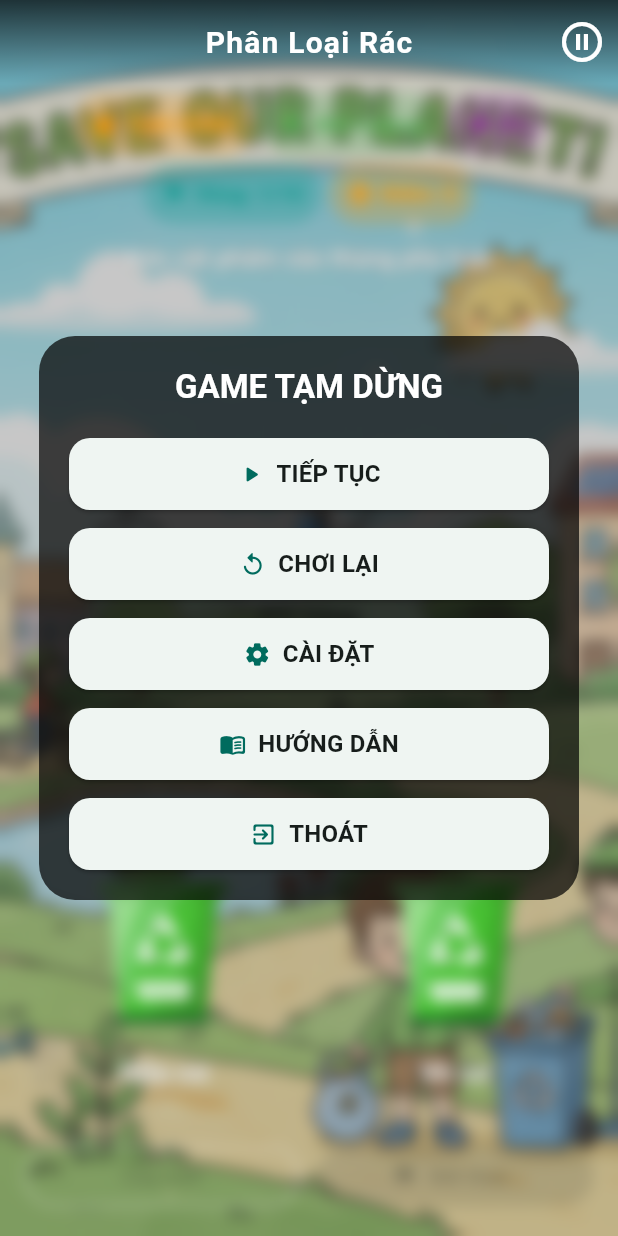
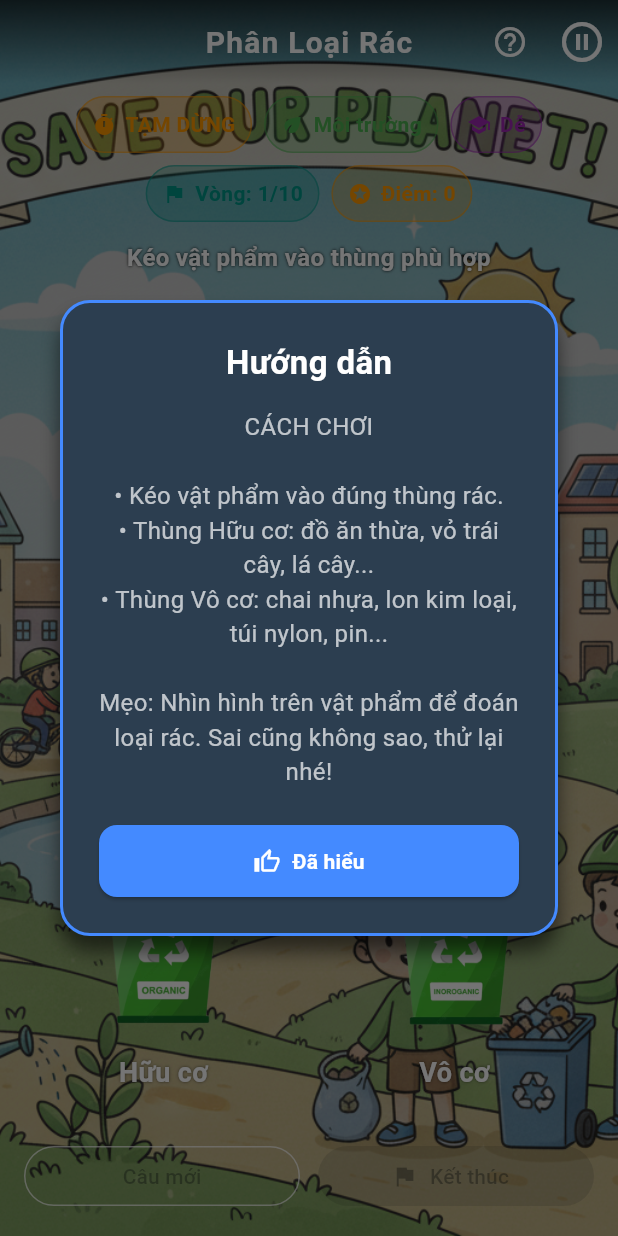
Before and after one commit to tuyen52/ung_dung_giao_duc, a Flutter app: the RecycleSortGameLauncher screen opened directly with empty values, after a tap on the "pause circle outline" icon, on a phone screen of 412 x 824 dp. Run offline on Flutter 3.47's test engine with Material 3 defaults, Android fonts, the phone set to English and light mode, and no system bars; our stand-ins replace audioplayers, firebase_auth, firebase_core, firebase_database, flutter_animate, google_fonts; accounts and stored records are empty.

Commit message:
cap nhat chuc nang huong dan chs game

```diff
--- a/lib/game/plant_care/widgets/plant_card.dart
+++ b/lib/game/plant_care/widgets/plant_card.dart
@@ -1,3 +1,4 @@
+// lib/game/plant_care/widgets/plant_card.dart
 import 'package:flutter/material.dart';
 import 'package:flutter_animate/flutter_animate.dart';
 
@@ -107,7 +108,7 @@ class PlantCard extends StatelessWidget {
                     _buildProgressBar('Nước',       plant.waterLevel,    _zoneColor(wz)),
                     _buildProgressBar('Ánh sáng',   plant.lightLevel,    _zoneColor(lz)),
                     _buildProgressBar('Dinh dưỡng', plant.nutrientLevel, _zoneColor(nz)),
-                    _buildProgressBar('Nở hoa',     plant.growthProgress.toDouble(), Colors.teal),
+                    _buildProgressBar('Tiến độ',    plant.growthProgress.toDouble(), Colors.teal), // đổi nhãn
                   ],
                 ),
                 if (plant.isCompleted)
--- a/lib/game/recycle_sort/recycle_sort_launcher.dart
+++ b/lib/game/recycle_sort/recycle_sort_launcher.dart
@@ -126,6 +126,7 @@ class _RecycleSortGameLauncherState extends State<RecycleSortGameLauncher> {
 
     return GameScreenWrapper(
       gameName: _gameName,
+      showHandbookOnStart: true, // ✅ TỰ ĐỘNG hiện hướng dẫn khi vào game
       onFinishAndExit: () {
         _playScreenKey.currentState?.finishGame();
       },
@@ -133,21 +134,25 @@ class _RecycleSortGameLauncherState extends State<RecycleSortGameLauncher> {
         _playScreenKey.currentState?.outToHome();
       },
       onRestart: _restartGame,
-      // CẬP NHẬT: Truyền nội dung Sổ tay
+
+      // Nội dung sổ tay (dễ hiểu cho trẻ 5–12 tuổi)
       handbookContent: const Text(
-        'Kéo và thả các vật phẩm vào đúng thùng rác tương ứng:\n\n'
-            '• Thùng Hữu cơ: Dành cho rác dễ phân hủy như thức ăn thừa, vỏ trái cây, lá cây...\n\n'
-            '• Thùng Vô cơ: Dành cho các loại rác khó phân hủy như chai nhựa, túi nylon, kim loại, pin...',
+        'CÁCH CHƠI\n\n'
+            '• Kéo vật phẩm vào đúng thùng rác.\n'
+            '• Thùng Hữu cơ: đồ ăn thừa, vỏ trái cây, lá cây...\n'
+            '• Thùng Vô cơ: chai nhựa, lon kim loại, túi nylon, pin...\n\n'
+            'Mẹo: Nhìn hình trên vật phẩm để đoán loại rác. Sai cũng không sao, thử lại nhé!',
         textAlign: TextAlign.center,
         style: TextStyle(color: Colors.white70, fontSize: 16.0),
       ),
+
       builder: (context, isPaused) {
         return RecycleSortPlayScreen(
           key: _playScreenKey,
           isPaused: isPaused,
           game: game,
-          onFinish: (c, w) => WidgetsBinding.instance
-              .addPostFrameCallback((_) => _finishAndSave(c, w)),
+          onFinish: (c, w) =>
+              WidgetsBinding.instance.addPostFrameCallback((_) => _finishAndSave(c, w)),
           onSaveProgress: ({
             required List<String> deck,
             required int index,
--- a/lib/game/widgets/game_pause_menu.dart
+++ b/lib/game/widgets/game_pause_menu.dart
@@ -9,14 +9,12 @@ class GamePauseMenu extends StatelessWidget {
     required this.onResumed,
     required this.onRestart,
     this.onSettings,
-    this.onHandbook,
     required this.onExit,
   });
 
   final VoidCallback onResumed;
   final VoidCallback onRestart;
   final VoidCallback? onSettings;
-  final VoidCallback? onHandbook;
   final VoidCallback onExit;
 
   @override
@@ -89,20 +87,6 @@ class GamePauseMenu extends StatelessWidget {
                       const SizedBox(height: 12),
                     ],
 
-                    // HƯỚNG DẪN (nếu có)
-                    if (onHandbook != null) ...[
-                      _semanticButton(
-                        label: 'Xem hướng dẫn',
-                        child: _menuButton(
-                          context,
-                          icon: Icons.menu_book_rounded,
-                          text: 'HƯỚNG DẪN',
-                          onPressed: onHandbook,
-                        ),
-                      ),
-                      const SizedBox(height: 12),
-                    ],
-
                     // THOÁT
                     _semanticButton(
                       label: 'Thoát trò chơi',
--- a/lib/game/widgets/game_screen_wrapper.dart
+++ b/lib/game/widgets/game_screen_wrapper.dart
@@ -1,4 +1,3 @@
-// lib/game/widgets/game_screen_wrapper.dart
 import 'package:flutter/material.dart';
 import 'package:mobileapp/services/audio_service.dart';
 import 'game_pause_menu.dart';
@@ -9,7 +8,12 @@ class GameScreenWrapper extends StatefulWidget {
   final VoidCallback onFinishAndExit;
   final VoidCallback? onSaveAndExit;
   final VoidCallback? onRestart;
+
+  /// Nội dung "Hướng dẫn" (Sổ tay) — hiển thị bằng nút ? trên AppBar
   final Widget? handbookContent;
+
+  /// Tự động hiện Hướng dẫn khi vào màn chơi.
+  final bool showHandbookOnStart;
 
   const GameScreenWrapper({
     super.key,
@@ -19,20 +23,43 @@ class GameScreenWrapper extends StatefulWidget {
     this.onSaveAndExit,
     this.onRestart,
     this.handbookContent,
+    this.showHandbookOnStart = true,
   });
 
   @override
   State<GameScreenWrapper> createState() => _GameScreenWrapperState();
 }
 
+// LÝ DO GIÁN ĐOẠN GAME
+enum _Interruption { none, menu, handbook, settings }
+
 class _GameScreenWrapperState extends State<GameScreenWrapper> {
-  bool _isPaused = false;
   final _audioService = AudioService.instance;
+
+  _Interruption _interruption = _Interruption.none;
+  bool _handbookShown = false;
+
+  bool get _isFrozen => _interruption != _Interruption.none; // gửi xuống gameplay
 
   @override
   void initState() {
     super.initState();
     _audioService.playBgm('audio/background_music.mp3');
+
+    // Auto-show Hướng dẫn lần đầu
+    WidgetsBinding.instance.addPostFrameCallback((_) {
+      if (!mounted) return;
+      if (widget.handbookContent != null &&
+          widget.showHandbookOnStart &&
+          !_handbookShown) {
+        setState(() => _interruption = _Interruption.handbook);
+        _showHandbookDialog(onClosed: () {
+          if (!mounted) return;
+          setState(() => _interruption = _Interruption.none);
+        });
+        _handbookShown = true;
+      }
+    });
   }
 
   @override
@@ -49,14 +76,14 @@ class _GameScreenWrapperState extends State<GameScreenWrapper> {
   }) {
     return ElevatedButton.icon(
       icon: Icon(icon, color: Colors.white),
-      label: Text(text,
-          style: const TextStyle(color: Colors.white, fontWeight: FontWeight.bold)),
+      label: Text(
+        text,
+        style: const TextStyle(color: Colors.white, fontWeight: FontWeight.bold),
+      ),
       onPressed: onPressed,
       style: ElevatedButton.styleFrom(
         backgroundColor: backgroundColor,
-        shape: RoundedRectangleBorder(
-          borderRadius: BorderRadius.circular(12.0),
-        ),
+        shape: RoundedRectangleBorder(borderRadius: BorderRadius.circular(12.0)),
         padding: const EdgeInsets.symmetric(vertical: 14.0),
       ),
     );
@@ -66,16 +93,22 @@ class _GameScreenWrapperState extends State<GameScreenWrapper> {
     required String title,
     required Widget content,
     List<Widget> actions = const [],
-    bool isScrollable = false, // Thêm tham số isScrollable
+    bool isScrollable = false,
   }) {
     showDialog(
       context: context,
       barrierDismissible: false,
       builder: (BuildContext context) {
+        final maxH = MediaQuery.of(context).size.height * 0.6;
+        final contentBox = isScrollable
+            ? ConstrainedBox(
+          constraints: BoxConstraints(maxHeight: maxH),
+          child: SingleChildScrollView(child: content),
+        )
+            : content;
+
         return Dialog(
-          shape: RoundedRectangleBorder(
-            borderRadius: BorderRadius.circular(20.0),
-          ),
+          shape: RoundedRectangleBorder(borderRadius: BorderRadius.circular(20.0)),
           elevation: 0,
           backgroundColor: Colors.transparent,
           child: Container(
@@ -86,11 +119,7 @@ class _GameScreenWrapperState extends State<GameScreenWrapper> {
               borderRadius: BorderRadius.circular(20.0),
               border: Border.all(color: Colors.blueAccent, width: 2),
               boxShadow: const [
-                BoxShadow(
-                  color: Colors.black54,
-                  blurRadius: 10.0,
-                  offset: Offset(0.0, 10.0),
-                ),
+                BoxShadow(color: Colors.black54, blurRadius: 10.0, offset: Offset(0.0, 10.0)),
               ],
             ),
             child: Column(
@@ -105,15 +134,7 @@ class _GameScreenWrapperState extends State<GameScreenWrapper> {
                   ),
                 ),
                 const SizedBox(height: 16.0),
-
-                // === BẮT ĐẦU SỬA LỖI ===
-                // Logic điều kiện: chỉ Expanded khi isScrollable là true
-                if (isScrollable)
-                  Expanded(child: content)
-                else
-                  content,
-                // === KẾT THÚC SỬA LỖI ===
-
+                contentBox,
                 const SizedBox(height: 24.0),
                 if (actions.isNotEmpty)
                   Column(
@@ -129,6 +150,7 @@ class _GameScreenWrapperState extends State<GameScreenWrapper> {
   }
 
   void _showExitConfirmationDialog() {
+    // vẫn đang ở trạng thái menu → hiển thị hộp thoại xác nhận
     _showCustomDialog(
       title: 'Xác nhận thoát',
       content: const Text(
@@ -169,14 +191,16 @@ class _GameScreenWrapperState extends State<GameScreenWrapper> {
   }
 
   void _showSettings() {
+    // Nếu gọi từ AppBar hoặc menu, ta chỉ đóng băng game (không ép hiện menu)
+    final old = _interruption;
+    setState(() => _interruption = _Interruption.settings);
     _showCustomDialog(
       title: 'Cài đặt',
       content: Column(
         mainAxisSize: MainAxisSize.min,
         crossAxisAlignment: CrossAxisAlignment.start,
         children: [
-          const Text('Âm lượng nhạc nền',
-              style: TextStyle(color: Colors.white70)),
+          const Text('Âm lượng nhạc nền', style: TextStyle(color: Colors.white70)),
           ValueListenableBuilder<double>(
             valueListenable: _audioService.volumeNotifier,
             builder: (context, volume, child) {
@@ -184,9 +208,7 @@ class _GameScreenWrapperState extends State<GameScreenWrapper> {
                 value: volume,
                 activeColor: Colors.blueAccent,
                 inactiveColor: Colors.blueAccent.withOpacity(0.3),
-                onChanged: (newVolume) {
-                  _audioService.volumeNotifier.value = newVolume;
-                },
+                onChanged: (newVolume) => _audioService.volumeNotifier.value = newVolume,
               );
             },
           ),
@@ -196,14 +218,19 @@ class _GameScreenWrapperState extends State<GameScreenWrapper> {
         _buildDialogButton(
           text: 'Đóng',
           icon: Icons.check_circle_outline,
-          onPressed: () => Navigator.of(context).pop(),
+          onPressed: () {
+            Navigator.of(context).pop();
+            if (!mounted) return;
+            // Trả lại trạng thái trước (thường là menu hoặc none)
+            setState(() => _interruption = old);
+          },
           backgroundColor: Colors.blueAccent,
         ),
       ],
     );
   }
 
-  void _showHandbookDialog() {
+  void _showHandbookDialog({VoidCallback? onClosed}) {
     if (widget.handbookContent == null) return;
     _showCustomDialog(
       title: 'Hướng dẫn',
@@ -212,11 +239,14 @@ class _GameScreenWrapperState extends State<GameScreenWrapper> {
         _buildDialogButton(
           text: 'Đã hiểu',
           icon: Icons.thumb_up_alt_outlined,
-          onPressed: () => Navigator.of(context).pop(),
+          onPressed: () {
+            Navigator.of(context).pop();
+            onClosed?.call();
+          },
           backgroundColor: Colors.blueAccent,
         ),
       ],
-      isScrollable: true, // Thêm isScrollable: true cho hộp thoại hướng dẫn
+      isScrollable: true,
     );
   }
 
@@ -240,10 +270,7 @@ class _GameScreenWrapperState extends State<GameScreenWrapper> {
         flexibleSpace: Container(
           decoration: BoxDecoration(
             gradient: LinearGradient(
-              colors: [
-                Colors.black.withOpacity(0.7),
-                Colors.black.withOpacity(0.0),
-              ],
+              colors: [Colors.black.withOpacity(0.7), Colors.black.withOpacity(0.0)],
               begin: Alignment.topCenter,
               end: Alignment.bottomCenter,
             ),
@@ -252,26 +279,40 @@ class _GameScreenWrapperState extends State<GameScreenWrapper> {
         automaticallyImplyLeading: false,
         actions: [
           IconButton(
+            icon: const Icon(Icons.help_outline, color: Colors.white),
+            tooltip: 'Hướng dẫn',
+            onPressed: widget.handbookContent == null
+                ? null
+                : () {
+              setState(() => _interruption = _Interruption.handbook);
+              _showHandbookDialog(onClosed: () {
+                if (!mounted) return;
+                setState(() => _interruption = _Interruption.none);
+              });
+            },
+          ),
+          IconButton(
             icon: const Icon(Icons.pause_circle_outline, color: Colors.white),
             tooltip: 'Tạm dừng',
             iconSize: 32,
-            onPressed: () => setState(() => _isPaused = true),
+            onPressed: () => setState(() => _interruption = _Interruption.menu),
           ),
         ],
       ),
       body: Stack(
         children: [
-          widget.builder(context, _isPaused),
-          if (_isPaused)
+          // Gửi trạng thái "đóng băng" xuống gameplay để dừng timer/nhập liệu
+          widget.builder(context, _isFrozen),
+
+          // Chỉ hiển thị menu tạm dừng nếu lý do là MENU
+          if (_interruption == _Interruption.menu)
             GamePauseMenu(
-              onResumed: () => setState(() => _isPaused = false),
+              onResumed: () => setState(() => _interruption = _Interruption.none),
               onRestart: () {
-                setState(() => _isPaused = false);
+                setState(() => _interruption = _Interruption.none);
                 widget.onRestart?.call();
               },
               onSettings: _showSettings,
-              onHandbook:
-              widget.handbookContent != null ? _showHandbookDialog : null,
               onExit: _showExitConfirmationDialog,
             ),
         ],
```
Also changed, not shown: lib/game/plant_care/plant_care_play_screen.dart (+52 -16 lines).
